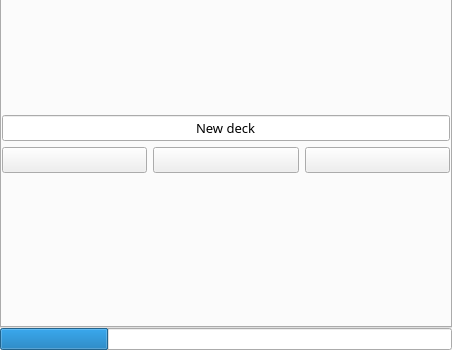
supertriodo/Arena-Tracker, file mainwindow.ui: the form before one commit; both pictures show x 0 to 452 and y 265 to 615 of the 452 by 615 pixel window.
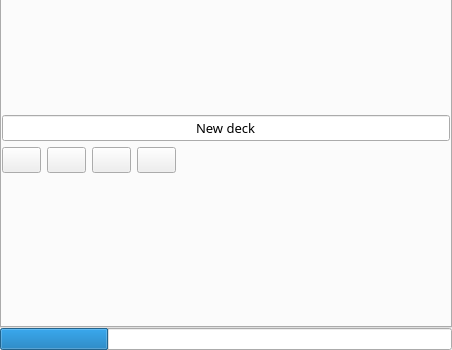
The form after the commit. The open tabs and pages were chosen to show the change. Icons and pictures are not drawn. Custom widgets are drawn as their Qt base class.

Commit message: Create new icons for manage decks. Enable save deck functionality.

Patch:
```diff
--- a/mainwindow.ui
+++ b/mainwindow.ui
@@ -1051,6 +1051,37 @@
                 </property>
                </widget>
               </item>
+              <item>
+               <widget class="QPushButton" name="deckButtonDeleteDeck">
+                <property name="text">
+                 <string/>
+                </property>
+                <property name="icon">
+                 <iconset>
+                  <normalon>:/Images/clearDeck.png</normalon>
+                 </iconset>
+                </property>
+                <property name="iconSize">
+                 <size>
+                  <width>32</width>
+                  <height>32</height>
+                 </size>
+                </property>
+               </widget>
+              </item>
+              <item>
+               <spacer name="manageDecksHorizontalSpacer">
+                <property name="orientation">
+                 <enum>Qt::Horizontal</enum>
+                </property>
+                <property name="sizeHint" stdset="0">
+                 <size>
+                  <width>40</width>
+                  <height>20</height>
+                 </size>
+                </property>
+               </spacer>
+              </item>
              </layout>
             </item>
            </layout>
```
Left out of the diff: 19 changed lines with no effect on the pictures. The commit also changes 8 other files.
